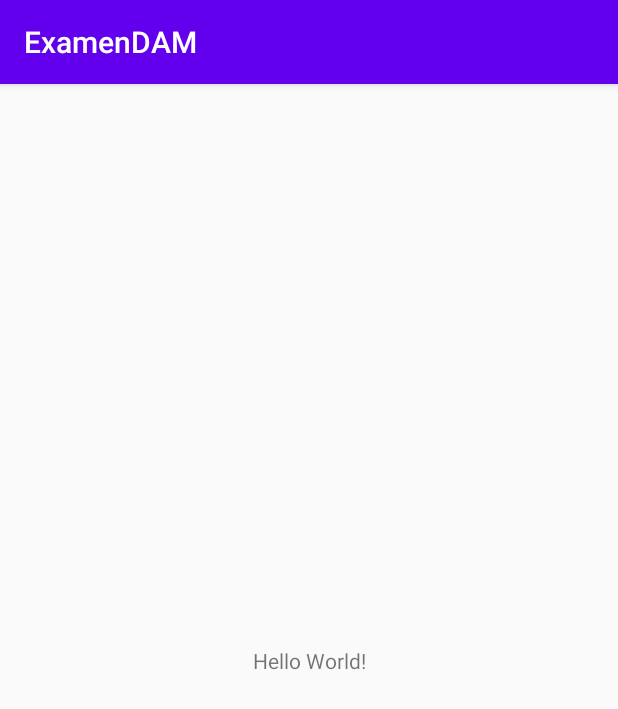
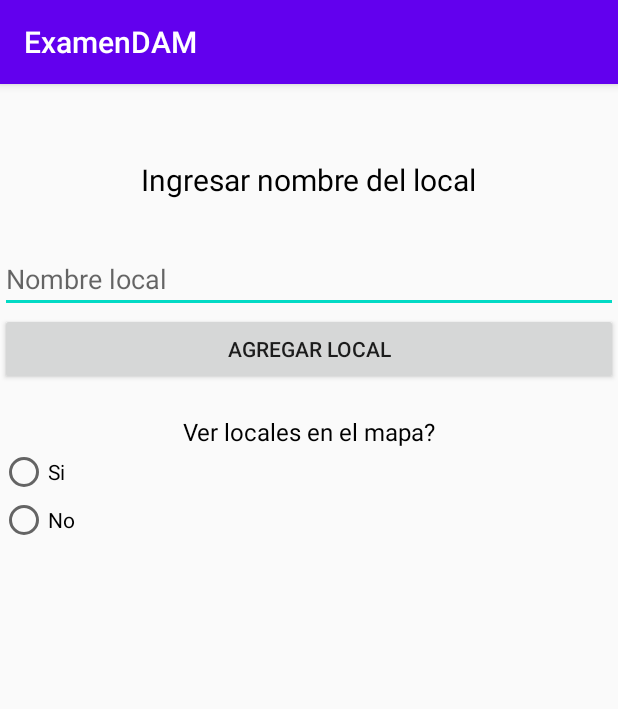
Before and after one commit to marianoroces/ExamenDAM, an Android app: the screen it shows after launch (MainActivity), on a phone screen of 412 x 824 dp. Shown: the top 709 px of the screen. Run offline under Robolectric (Android 15) with nearby library versions, the phone set to English and light mode, and no system bars.

Commit message:
ejercicio completo

```diff
--- a/app/build.gradle
+++ b/app/build.gradle
@@ -26,6 +26,7 @@ dependencies {
     implementation fileTree(dir: "libs", include: ["*.jar"])
     implementation 'androidx.appcompat:appcompat:1.2.0'
     implementation 'androidx.constraintlayout:constraintlayout:2.0.3'
+    implementation 'com.google.android.gms:play-services-maps:17.0.0'
     testImplementation 'junit:junit:4.12'
     androidTestImplementation 'androidx.test.ext:junit:1.1.2'
     androidTestImplementation 'androidx.test.espresso:espresso-core:3.3.0'
--- a/app/src/main/java/ar/com/marianoroces/examendam/MainActivity.java
+++ b/app/src/main/java/ar/com/marianoroces/examendam/MainActivity.java
@@ -2,13 +2,79 @@ package ar.com.marianoroces.examendam;
 
 import androidx.appcompat.app.AppCompatActivity;
 
+import android.content.Intent;
 import android.os.Bundle;
+import android.view.View;
+import android.widget.Button;
+import android.widget.EditText;
+import android.widget.RadioButton;
+import android.widget.RadioGroup;
+import android.widget.TextView;
+import android.widget.Toast;
+
+import java.util.ArrayList;
+
+//EJERCICIO RESUELTO EN API 28 DE ANDROID
+//SE USO API_KEY PROPIA PARA EL MAPA, NO SE UTILIZO LA PROPUESTA POR EL EJERCICIO
 
 public class MainActivity extends AppCompatActivity {
+
+    TextView txtTitulo;
+    EditText etNombreLocal;
+    Button btnAgregar;
+    Button btnBorrar;
+    RadioButton rbSi;
+    RadioButton rbNo;
+    RadioGroup rgActivarBoton;
 
     @Override
     protected void onCreate(Bundle savedInstanceState) {
         super.onCreate(savedInstanceState);
         setContentView(R.layout.activity_main);
+
+        txtTitulo = findViewById(R.id.tvTitulo);
+        etNombreLocal = findViewById(R.id.etNombreLocal);
+        btnAgregar = findViewById(R.id.btnMostrarLocales);
+        btnBorrar = findViewById(R.id.btnAgregarLocal);
+        rbSi = findViewById(R.id.rbSi);
+        rbNo = findViewById(R.id.rbNo);
+        rgActivarBoton = findViewById(R.id.rgActivarBoton);
+
+        final ArrayList<String> nombreLocales = new ArrayList<String>();
+
+        rgActivarBoton.setOnCheckedChangeListener(new RadioGroup.OnCheckedChangeListener() {
+            @Override
+            public void onCheckedChanged(RadioGroup radioGroup, int i) {
+                switch (i){
+                    case R.id.rbSi:
+                        btnAgregar.setVisibility(Button.VISIBLE);
+                        break;
+                    case R.id.rbNo:
+                        btnAgregar.setVisibility(Button.GONE);
+                        break;
+                }
+            }
+        });
+
+        btnBorrar.setOnClickListener(new Button.OnClickListener() {
+            @Override
+            public void onClick(View view) {
+                nombreLocales.add(etNombreLocal.getText().toString());
+                etNombreLocal.setText("");
+            }
+        });
+
+        btnAgregar.setOnClickListener(new Button.OnClickListener() {
+            @Override
+            public void onClick(View view) {
+                if(nombreLocales.size() == 0){
+                    Toast.makeText(MainActivity.this, "INGRESAR LOCALES PRIMERO", Toast.LENGTH_LONG).show();
+                } else {
+                    Intent intent = new Intent(MainActivity.this, MapsActivity.class);
+                    intent.putExtra("lista", nombreLocales);
+                    startActivity(intent);
+                }
+            }
+        });
     }
 }
--- a/app/src/main/res/layout/activity_main.xml
+++ b/app/src/main/res/layout/activity_main.xml
@@ -1,18 +1,70 @@
 <?xml version="1.0" encoding="utf-8"?>
-<androidx.constraintlayout.widget.ConstraintLayout xmlns:android="http://schemas.android.com/apk/res/android"
+<LinearLayout xmlns:android="http://schemas.android.com/apk/res/android"
     xmlns:app="http://schemas.android.com/apk/res-auto"
     xmlns:tools="http://schemas.android.com/tools"
     android:layout_width="match_parent"
     android:layout_height="match_parent"
+    android:orientation="vertical"
     tools:context=".MainActivity">
 
     <TextView
+        android:id="@+id/tvTitulo"
         android:layout_width="wrap_content"
         android:layout_height="wrap_content"
-        android:text="Hello World!"
-        app:layout_constraintBottom_toBottomOf="parent"
-        app:layout_constraintLeft_toLeftOf="parent"
-        app:layout_constraintRight_toRightOf="parent"
-        app:layout_constraintTop_toTopOf="parent" />
+        android:layout_gravity="center"
+        android:layout_marginTop="50dp"
+        android:layout_marginBottom="30dp"
+        android:textSize="20dp"
+        android:textColor="@color/negro"
+        android:text="Ingresar nombre del local" />
 
-</androidx.constraintlayout.widget.ConstraintLayout>
+    <EditText
+        android:id="@+id/etNombreLocal"
+        android:layout_width="match_parent"
+        android:layout_height="wrap_content"
+        android:ems="10"
+        android:hint="Nombre local" />
+
+    <Button
+        android:id="@+id/btnAgregarLocal"
+        android:layout_width="match_parent"
+        android:layout_height="wrap_content"
+        android:text="Agregar Local"
+        android:visibility="visible" />
+
+    <TextView
+        android:id="@+id/tvVerLocales"
+        android:layout_width="match_parent"
+        android:layout_height="wrap_content"
+        android:layout_marginTop="20dp"
+        android:gravity="center"
+        android:textColor="@color/negro"
+        android:textSize="16dp"
+        android:text="Ver locales en el mapa?" />
+
+    <RadioGroup
+        android:id="@+id/rgActivarBoton"
+        android:layout_width="match_parent"
+        android:layout_height="wrap_content">
+
+        <RadioButton
+            android:id="@+id/rbSi"
+            android:layout_width="match_parent"
+            android:layout_height="wrap_content"
+            android:text="Si" />
+
+        <RadioButton
+            android:id="@+id/rbNo"
+            android:layout_width="match_parent"
+            android:layout_height="wrap_content"
+            android:text="No" />
+    </RadioGroup>
+
+    <Button
+        android:id="@+id/btnMostrarLocales"
+        android:layout_width="match_parent"
+        android:layout_height="wrap_content"
+        android:text="Mostrar locales en el mapa"
+        android:visibility="gone" />
+
+</LinearLayout>
--- a/app/src/main/res/values/colors.xml
+++ b/app/src/main/res/values/colors.xml
@@ -3,4 +3,5 @@
     <color name="colorPrimary">#6200EE</color>
     <color name="colorPrimaryDark">#3700B3</color>
     <color name="colorAccent">#03DAC5</color>
+    <color name="negro">#000000</color>
 </resources>
--- a/app/src/main/res/values/strings.xml
+++ b/app/src/main/res/values/strings.xml
@@ -1,3 +1,4 @@
 <resources>
     <string name="app_name">ExamenDAM</string>
+    <string name="title_activity_maps">Map</string>
 </resources>
```
Also changed, not shown: app/src/debug/res/values/google_maps_api.xml (added, +22 -0 lines), app/src/main/AndroidManifest.xml (+27 -0 lines), app/src/main/java/ar/com/marianoroces/examendam/MapsActivity.java (added, +74 -0 lines), app/src/main/res/layout/activity_maps.xml (added, +9 -0 lines), 1 other file.
